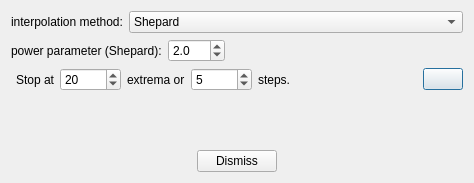
PauloCarvalhoRJ/gammaray, file imagejockey/emd/emdanalysisdialog.ui: the form before one commit.
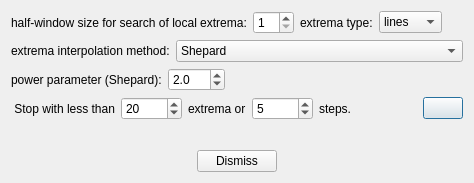
The form after the commit. Icons and pictures are not drawn.

Commit message: EMD: option to obtain the local maxima and minima as lines (ridges and valleys).

Diff of the .ui file:
```diff
--- a/imagejockey/emd/emdanalysisdialog.ui
+++ b/imagejockey/emd/emdanalysisdialog.ui
@@ -14,6 +14,61 @@
    <string>Dialog</string>
   </property>
   <layout class="QVBoxLayout" name="verticalLayout">
+   <item>
+    <layout class="QHBoxLayout" name="horizontalLayout_5">
+     <property name="topMargin">
+      <number>0</number>
+     </property>
+     <item>
+      <widget class="QLabel" name="label_6">
+       <property name="text">
+        <string>half-window size for search of local extrema:</string>
+       </property>
+      </widget>
+     </item>
+     <item>
+      <widget class="QSpinBox" name="spinHalfWindowSize">
+       <property name="minimum">
+        <number>1</number>
+       </property>
+      </widget>
+     </item>
+     <item>
+      <widget class="QLabel" name="label_7">
+       <property name="text">
+        <string>extrema type:</string>
+       </property>
+      </widget>
+     </item>
+     <item>
+      <widget class="QComboBox" name="cmbExtremaType">
+       <item>
+        <property name="text">
+         <string>lines</string>
+        </property>
+       </item>
+       <item>
+        <property name="text">
+         <string>points</string>
+        </property>
+       </item>
+      </widget>
+     </item>
+     <item>
+      <spacer name="horizontalSpacer_4">
+       <property name="orientation">
+        <enum>Qt::Horizontal</enum>
+       </property>
+       <property name="sizeHint" stdset="0">
+        <size>
+         <width>40</width>
+         <height>20</height>
+        </size>
+       </property>
+      </spacer>
+     </item>
+    </layout>
+   </item>
    <item>
     <layout class="QHBoxLayout" name="horizontalLayout_2">
      <property name="topMargin">
@@ -22,7 +77,7 @@
      <item>
       <widget class="QLabel" name="label_4">
        <property name="text">
-        <string>interpolation method:</string>
+        <string>extrema interpolation method:</string>
        </property>
       </widget>
      </item>
@@ -91,7 +146,7 @@
      <item>
       <widget class="QLabel" name="label">
        <property name="text">
-        <string> Stop at</string>
+        <string> Stop with less than</string>
        </property>
        <property name="alignment">
         <set>Qt::AlignRight|Qt::AlignTrailing|Qt::AlignVCenter</set>
```
The commit also changes 5 other files.
